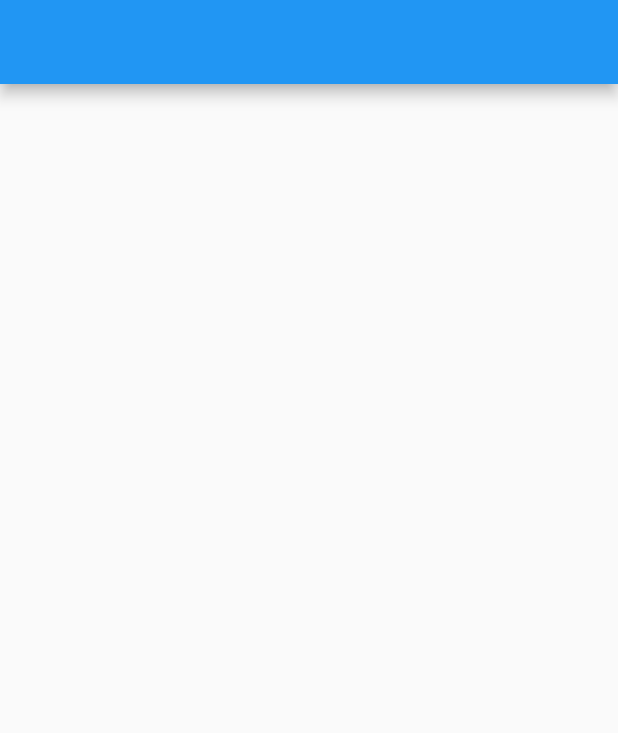
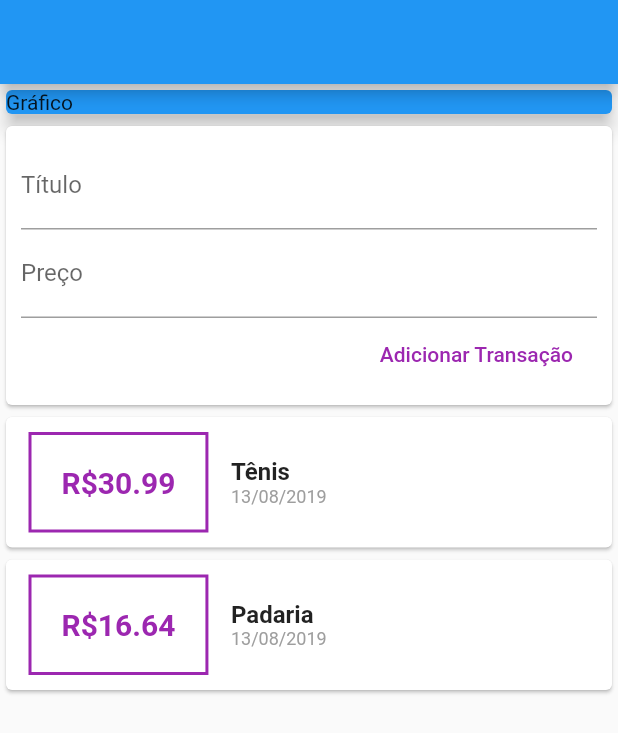
Before and after one commit to Joaomon7eiro/expense-planner, a Flutter app: the screen it shows after launch, on a phone screen of 412 x 824 dp. Shown: the top 733 px of the screen. Run offline on Flutter 3.47's test engine with Material 2 defaults, Android fonts, the phone set to English and light mode, and no system bars; our stand-ins replace date_format.

Commit message:
adding and listing transactions

```diff
--- a/lib/main.dart
+++ b/lib/main.dart
@@ -1,4 +1,10 @@
+import 'package:expense_planner/widgets/new_transaction.dart';
+import 'package:expense_planner/widgets/user_transaction.dart';
+
+import './widgets/transactions_list.dart';
 import 'package:flutter/material.dart';
+
+import 'package:expense_planner/models/transaction.dart';
 
 void main() => runApp(MyApp());
 
@@ -13,19 +19,26 @@ class MyApp extends StatelessWidget {
   }
 }
 
-class MyHomePage extends StatefulWidget {
-  @override
-  _MyHomePageState createState() => _MyHomePageState();
-}
-
-class _MyHomePageState extends State<MyHomePage> {
+class MyHomePage extends StatelessWidget {
   @override
   Widget build(BuildContext context) {
     return Scaffold(
       appBar: AppBar(
         title: Text(''),
       ),
-      body: Center(),
+      body: Column(
+        crossAxisAlignment: CrossAxisAlignment.stretch,
+        children: <Widget>[
+          Container(
+            child: Card(
+              color: Colors.blue,
+              child: Text('Gráfico'),
+              elevation: 5,
+            ),
+          ),
+          UserTransaction(),
+        ],
+      ),
     );
   }
 }
--- /dev/null
+++ b/lib/models/transaction.dart
@@ -0,0 +1,14 @@
+import 'package:flutter/foundation.dart';
+
+class Transaction {
+  String id;
+  String title;
+  double amount;
+  DateTime date;
+
+  Transaction(
+      {@required this.id,
+      @required this.title,
+      @required this.amount,
+      @required this.date});
+}
--- /dev/null
+++ b/lib/widgets/new_transaction.dart
@@ -0,0 +1,40 @@
+import 'package:flutter/material.dart';
+
+class NewTransaction extends StatelessWidget {
+  final titleInputController = TextEditingController();
+  final amountInputController = TextEditingController();
+
+  final Function addNewTransaction;
+
+  NewTransaction(this.addNewTransaction);
+
+  @override
+  Widget build(BuildContext context) {
+    return Card(
+      child: Padding(
+        padding: EdgeInsets.all(10),
+        child: Column(
+          crossAxisAlignment: CrossAxisAlignment.end,
+          children: <Widget>[
+            TextField(
+              decoration: InputDecoration(labelText: 'Título'),
+              controller: titleInputController,
+            ),
+            TextField(
+              decoration: InputDecoration(labelText: 'Preço'),
+              controller: amountInputController,
+            ),
+            FlatButton(
+              child: Text('Adicionar Transação'),
+              onPressed: () {
+                addNewTransaction(titleInputController.text,
+                    double.parse(amountInputController.text));
+              },
+              textColor: Colors.purple,
+            ),
+          ],
+        ),
+      ),
+    );
+  }
+}
--- /dev/null
+++ b/lib/widgets/transactions_list.dart
@@ -0,0 +1,50 @@
+import 'package:flutter/material.dart';
+import 'package:date_format/date_format.dart';
+
+import '../models/transaction.dart';
+
+class TransactionList extends StatelessWidget {
+  final List<Transaction> _transactions;
+
+  TransactionList(this._transactions);
+
+  @override
+  Widget build(BuildContext context) {
+    return Column(
+        children: _transactions.map((transaction) {
+      return Card(
+        child: Row(
+          children: <Widget>[
+            Container(
+              margin: EdgeInsets.symmetric(vertical: 10, horizontal: 15),
+              decoration: BoxDecoration(
+                border: Border.all(color: Colors.purple, width: 2),
+              ),
+              padding: EdgeInsets.all(20),
+              child: Text(
+                'R\$${transaction.amount}',
+                style: TextStyle(
+                    fontWeight: FontWeight.bold,
+                    fontSize: 20,
+                    color: Colors.purple),
+              ),
+            ),
+            Column(
+              crossAxisAlignment: CrossAxisAlignment.start,
+              children: <Widget>[
+                Text(
+                  transaction.title,
+                  style: TextStyle(fontSize: 16, fontWeight: FontWeight.bold),
+                ),
+                Text(
+                  formatDate(transaction.date, [dd, '/', mm, '/', yyyy]),
+                  style: TextStyle(fontSize: 12, color: Colors.grey.shade500),
+                )
+              ],
+            )
+          ],
+        ),
+      );
+    }).toList());
+  }
+}
--- /dev/null
+++ b/lib/widgets/user_transaction.dart
@@ -0,0 +1,50 @@
+import 'package:flutter/material.dart';
+
+import '../models/transaction.dart';
+import './transactions_list.dart';
+import './new_transaction.dart';
+
+class UserTransaction extends StatefulWidget {
+  @override
+  _UserTransactionState createState() => _UserTransactionState();
+}
+
+class _UserTransactionState extends State<UserTransaction> {
+  final List<Transaction> _transactions = [
+    Transaction(
+      id: '1',
+      title: 'Tênis',
+      amount: 30.99,
+      date: DateTime.now(),
+    ),
+    Transaction(
+      id: '2',
+      title: 'Padaria',
+      amount: 16.64,
+      date: DateTime.now(),
+    )
+  ];
+
+  void _addNewTransaction(String txTitle, double txAmount) {
+    final newTransaction = Transaction(
+      title: txTitle,
+      amount: txAmount,
+      id: DateTime.now().toString(),
+      date: DateTime.now(),
+    );
+
+    setState(() {
+      _transactions.add(newTransaction);
+    });
+  }
+
+  @override
+  Widget build(BuildContext context) {
+    return Column(
+      children: <Widget>[
+        NewTransaction(_addNewTransaction),
+        TransactionList(_transactions),
+      ],
+    );
+  }
+}
--- a/pubspec.yaml
+++ b/pubspec.yaml
@@ -23,6 +23,7 @@ dependencies:
   # The following adds the Cupertino Icons font to your application.
   # Use with the CupertinoIcons class for iOS style icons.
   cupertino_icons: ^0.1.2
+  date_format: ^1.0.6
 
 dev_dependencies:
   flutter_test:
```
Also changed, not shown: pubspec.lock.
